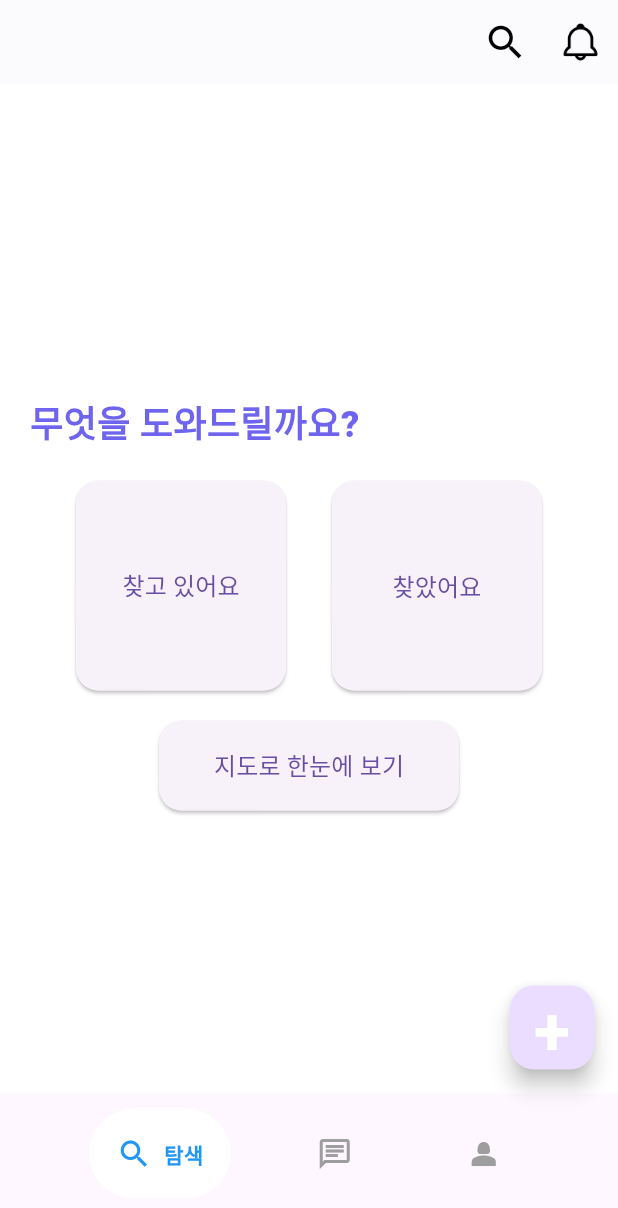
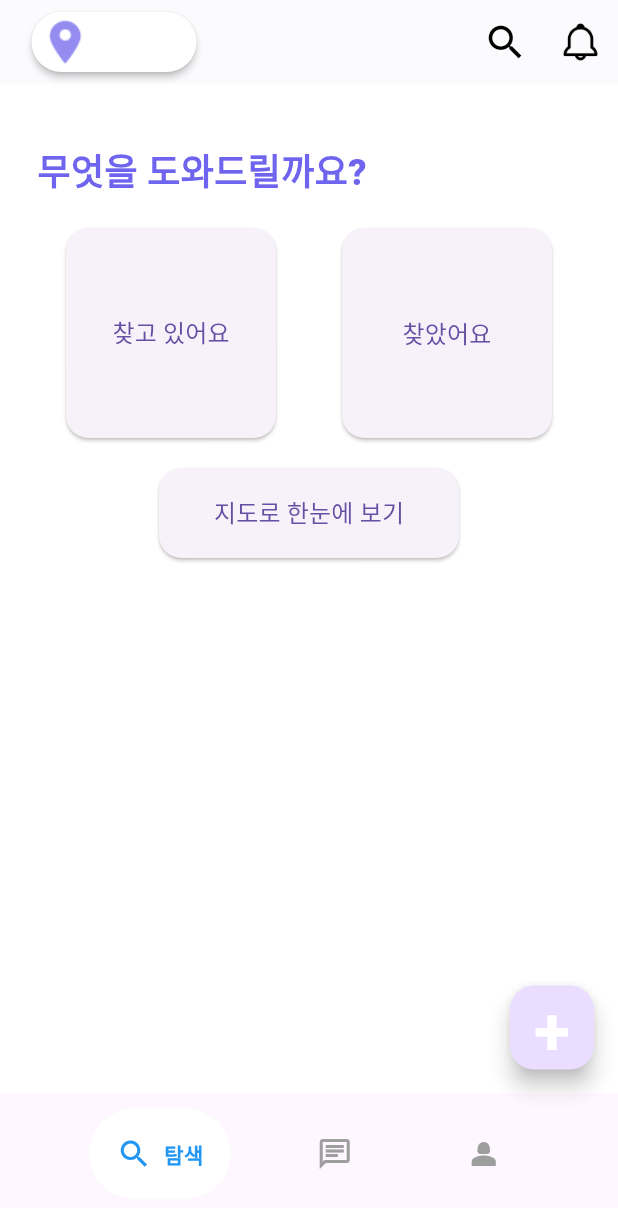
Before and after one commit to Kookutility/isHere-app-front, a Flutter app: the BottomBar screen opened directly, on a phone screen of 412 x 824 dp. Shown: the top 1208 px of the screen. Run offline on Flutter 3.47's test engine with Material 3 defaults, Android fonts, the phone set to English and light mode, and no system bars; drawn by our look-alikes of google_nav_bar; our stand-ins replace percent_indicator; missing offline and left inert: flutter_naver_map; Roboto replaces fonts that are missing (Pretendard-ExtraBold).

Commit message:
12/31 init_Screen.dart 상단바 현재 주소 검색버튼 활성화

```diff
--- a/lib/common/app_bar.dart
+++ b/lib/common/app_bar.dart
@@ -2,20 +2,25 @@ import 'package:flutter/material.dart';
 import 'package:flutter/widgets.dart';
 
 class IsHereAppBar extends StatelessWidget implements PreferredSizeWidget {
+  final VoidCallback? onPressed;
   final VoidCallback? onNotificationPressed;
   final VoidCallback? onSearchPressed;
-
+  final String currentLocation; // 텍스트 (현재 위치 데이터를 불러옴)
+  final bool showButton;
   const IsHereAppBar({
+    this.onPressed,
     this.onNotificationPressed,
     this.onSearchPressed,
+    this.currentLocation = "",// 현재 위치가 보이게 될 텍스트를 생성자 파라미터로 추가
+    this.showButton = false, // init_screen에서만 실행되도록 하는 버튼(현재 지역) 기본값은 false
     Key? key,
   }) : super(key: key);
 
   Widget buildIconButton(Widget child, VoidCallback? onPressed) {
     return InkWell(
       onTap: onPressed,
-      splashColor: Colors.transparent, // 터치했을 때 퍼지는 색을 투명하게 설정
-      highlightColor: Colors.transparent, // 터치했을 때 하이라이트 색을 투명하게 설정
+      splashColor: Colors.transparent,
+      highlightColor: Colors.transparent,
       child: child,
     );
   }
@@ -23,24 +28,54 @@ class IsHereAppBar extends StatelessWidget implements PreferredSizeWidget {
   @override
   Widget build(BuildContext context) {
     return AppBar(
-      backgroundColor: Colors.white, // 배경색을 흰색으로 설정
-      automaticallyImplyLeading: false, // 뒤로 가기 버튼 제거
-      elevation: 0.5, // 그림자 제거
+      backgroundColor: Colors.white,
+      automaticallyImplyLeading: false,
+      elevation: 0.5,
+      title: Padding(
+        padding: const EdgeInsets.only(left: 5.0),
+        child: showButton ? Container( // init_screen에서만 실행되도록 하는 버튼(현재 지역) 기본값은 false
+          width: 110, //버튼크기
+          height: 40, //버튼크기
+          child: ElevatedButton(
+            style: ElevatedButton.styleFrom(
+              primary: Colors.white, // 버튼의 배경색을 흰색으로 설정
+              elevation: 2, // 버튼의 그림자 높이 설정
+              padding: EdgeInsets.zero,// 패딩을 0으로 설정
+              shape: RoundedRectangleBorder(  // 모서리를 둥글게 만들기
+                 borderRadius: BorderRadius.circular(30),  // 높은 값일수록 더 둥글게 됨
+               ),
+            ),
+            onPressed: () {Navigator.of(context).pushNamed('/areaSearch');
+            },
+            child: Row(// Row 위젯을 이용하여 아이콘과 텍스트를 한 줄에 배치
+               children: [
+                 Padding(
+                   padding: EdgeInsets.only(left: 7.5),  // 왼쪽에 5.0만큼의 패딩 추가
+                    child: Image.asset('assets/icons/location_purple.png',
+                     width: 30,
+                     height: 30,
+                ),
+               ),
+              ],
+            ),
+          ),
+        ): Container(), // init_screen이 아니면 빈 컨테이너
+      ),
       actions: <Widget>[
         Padding(
-          padding: const EdgeInsets.only(right: 20.0), // 오른쪽 간격을 20.0으로 설정
+          padding: const EdgeInsets.only(right: 20.0),
           child: buildIconButton(
-            Icon(Icons.search, color: Colors.black, size: 30.0), // 돋보기 아이콘을 기본 아이콘으로 변경
+            Icon(Icons.search, color: Colors.black, size: 30.0),
             onSearchPressed,
           ),
         ),
         Padding(
-          padding: const EdgeInsets.only(right: 10.0), // 오른쪽 간격을 10.0으로 설정
+          padding: const EdgeInsets.only(right: 10.0),
           child: buildIconButton(
             Image.asset(
               'assets/icons/notification_black.png',
-              width: 30, // width를 조절하여 아이콘의 크기를 변경
-              height: 30, // height를 조절하여 아이콘의 크기를 변경
+              width: 30,
+              height: 30,
             ),
             onNotificationPressed,
           ),
--- a/lib/common/basic_layout.dart
+++ b/lib/common/basic_layout.dart
@@ -3,12 +3,13 @@ import 'package:flutter/material.dart';
 class MainLayout extends StatelessWidget {
   final List<Widget> children;
   final FloatingActionButton? floatingActionButton;
-
+  final PreferredSizeWidget? appBar;
   const MainLayout({
-    super.key,
+    Key? key,
     required this.children,
     this.floatingActionButton,
-  });
+    this.appBar,
+  }) : super(key: key);
 
   @override
   Widget build(BuildContext context) {
@@ -17,18 +18,13 @@ class MainLayout extends StatelessWidget {
       child: Scaffold(
         floatingActionButton: floatingActionButton,
         backgroundColor: Colors.white,
+        appBar: appBar,
         body: SafeArea(
-          child: Padding(
-            padding: const EdgeInsets.symmetric(
-              horizontal: 20,
-            ),
-            child: SizedBox(
-              width: MediaQuery.of(context).size.width,
-              height: MediaQuery.of(context).size.height,
-              child: Column(
-                mainAxisAlignment: MainAxisAlignment.spaceEvenly,
-                children: children,
-              ),
+          child: SingleChildScrollView(
+            physics: ClampingScrollPhysics(), // 파란색 바운스 효과 제거
+            child: Column(
+              mainAxisAlignment: MainAxisAlignment.spaceEvenly,
+              children: children,
             ),
           ),
         ),
--- a/lib/const/address.dart
+++ b/lib/const/address.dart
@@ -1,7 +1,25 @@
 /*---------------- pages --------------*/
-const splashScreen = '/';
+const splashScreen = '//';
 const loginScreen = '/login';
+const notificationScreen = '/notification';
+const searchLookingScreen = '/searchLooking';
+const searchFoundScreen = '/searchFound';
+const mapScreen = '/map';
+const writeScreen = '/write';
+const initScreen = '/init';
+const areaSearchScreen ='/areaSearch';
+const home = '/';
+
+//signUp
 const signUpScreen = '/signUp';
+const phoneSignScreen = '/phoneSignUp';
+const verifyphoneScreen = '/verifyPhoneNumSignUp';
+const nickNameScreen = '/nickNameSignUp';
+const condTermScreen = '/conditionAndTermSignUp';
+const bankAccScreen = 'backAccountSignUp';
+const signUpDoneScreen = 'signUpDone';
+const tutorialScreen = 'tutorialSignUp';
+const signUpStepsScreen = 'signUpSteps';
 
 /*---------------- url --------------*/
 
--- a/lib/main.dart
+++ b/lib/main.dart
@@ -1,26 +1,62 @@
 import 'package:flutter/material.dart';
+import 'package:flutter_naver_map/flutter_naver_map.dart';
 import 'package:petdemo/auth_screens/login_screen.dart';
-import 'package:petdemo/auth_screens/sigup_screen.dart';
+
 import 'package:petdemo/auth_screens/splash_screen.dart';
+import 'package:petdemo/main_screens/init_screen.dart';
+import 'package:petdemo/main_screens/search/area_search_screen.dart';
+import 'package:petdemo/main_screens/board/found_board_screen.dart';
+import 'package:petdemo/main_screens/board/looking_board_screen.dart';
+import 'package:petdemo/main_screens/notification_screen.dart';
+import 'package:petdemo/main_screens/map_screen.dart';
+import 'package:petdemo/main_screens/write_screen.dart';
 import 'package:petdemo/const/address.dart';
+import 'package:petdemo/sign_step/pages/back_account.dart';
+import 'package:petdemo/sign_step/pages/condi_term.dart';
+import 'package:petdemo/sign_step/pages/nick_name.dart';
+import 'package:petdemo/sign_step/pages/phone.dart';
+import 'package:petdemo/sign_step/sign_up.dart';
+import 'package:petdemo/sign_step/pages/sign_up_done.dart';
+import 'package:petdemo/sign_step/steps.dart';
+import 'package:petdemo/sign_step/pages/tutorial.dart';
+import 'package:petdemo/sign_step/pages/verifyPhone.dart';
 
-void main() {
+void main() async {
+  WidgetsFlutterBinding.ensureInitialized();
+  await NaverMapSdk.instance
+      .initialize(clientId: 'raopvm5gte'); // NaverMapSdk 초기화
   runApp(const IsHere());
 }
 
 class IsHere extends StatelessWidget {
-  const IsHere({super.key});
+  const IsHere({Key? key}) : super(key: key);
 
   @override
   Widget build(BuildContext context) {
     return MaterialApp(
       title: 'isHere',
       debugShowCheckedModeBanner: false,
-      initialRoute: splashScreen,
+      initialRoute: home,
       routes: {
+        home: (context) => SignUpScreen(),
+        initScreen: (context) => const InitScreen(),
         splashScreen: (context) => const SplashScreen(),
         loginScreen: (context) => const LogInScreen(),
-        signUpScreen: (context) => const SignUpScreen(),
+        notificationScreen: (context) => const NotificationScreen(),
+        searchLookingScreen: (context) => const SearchLookingScreen(),
+        searchFoundScreen: (context) => const SearchFoundScreen(),
+        mapScreen: (context) => const MapScreen(),
+        writeScreen: (context) => const WriteScreen(),
+        areaSearchScreen: (context) => const AreaSeacrhScreen(),
+        //signUp
+        signUpStepsScreen: (context) => SignUpStepsScreen(),
+        phoneSignScreen: (context) => PhoneSignScreen(),
+        verifyphoneScreen: (context) => VerifyPhoneScreen(),
+        nickNameScreen: (context) => NickNameScreen(),
+        condTermScreen: (context) => CondTermScreen(),
+        bankAccScreen: (context) => BankAccountScreen(),
+        signUpDoneScreen: (context) => SignUpDoneScreen(),
+        tutorialScreen: (context) => TutorialScreen(),
       },
     );
   }
--- a/lib/main_screens/search_screen.dart
+++ b/lib/main_screens/board/board_screen.dart
@@ -31,7 +31,7 @@ class SearchScreen extends StatelessWidget {
                 children: [
                   SizedBox(height: 40),
                   Text(
-                    '무엇을 도와드릴까요?',
+                    '    무엇을 도와드릴까요?',
                     style: TextStyle(
                       fontFamily: 'Pretendard-ExtraBold',
                       fontWeight: FontWeight.w800,
--- a/lib/main_screens/common/bottom_nav.dart
+++ b/lib/main_screens/common/bottom_nav.dart
@@ -2,7 +2,7 @@ import 'package:flutter/material.dart';
 import 'package:petdemo/main_screens/chat_screen.dart';
 import 'package:petdemo/main_screens/common/bottom_nav_design.dart';
 import 'package:petdemo/main_screens/my_screen.dart';
-import 'package:petdemo/main_screens/search_screen.dart';
+import 'package:petdemo/main_screens/board/board_screen.dart';
 
 class BottomBar extends StatefulWidget {
   const BottomBar({super.key});
--- a/lib/main_screens/init_screen.dart
+++ b/lib/main_screens/init_screen.dart
@@ -3,10 +3,10 @@ import 'package:petdemo/common/app_bar.dart';
 import 'package:petdemo/main_screens/chat_screen.dart';
 import 'package:petdemo/main_screens/common/bottom_nav_design.dart';
 import 'package:petdemo/main_screens/my_screen.dart';
-import 'package:petdemo/main_screens/search_screen.dart';
+import 'package:petdemo/main_screens/board/board_screen.dart';
 
 
-//초기실행화면, 탐색(search)화면의 상단바와 하단바 유지 main은 searchscreen
+//초기실행화면, 탐색(search)화면의 상단바와 하단바 유지 main은 boardscreen
 
 class InitScreen extends StatelessWidget {
   const InitScreen({Key? key}) : super(key: key);
@@ -48,6 +48,8 @@ class BottomBar extends StatefulWidget {
           onSearchPressed: () {
             // 검색 아이콘이 눌렸을 때의 동작
           },
+          currentLocation: "현재 위치",// 현재 위치를 표시할 텍스트
+          showButton: selectedIndex == 0,// init_screen에서만 현재위치버튼이 활성화
         ),
         bottomNavigationBar: BottomNavDesign(
           onTabChange: (index) => navigateBottomBar(index),
--- /dev/null
+++ b/lib/main_screens/search/area_search_screen.dart
@@ -0,0 +1,13 @@
+import 'package:flutter/widgets.dart';
+import 'package:petdemo/common/basic_layout.dart';
+
+class AreaSeacrhScreen extends StatelessWidget {
+  const AreaSeacrhScreen({super.key});
+//상단바에서 게시판 지역 검색
+  @override
+  Widget build(BuildContext context) {
+    return MainLayout(
+      children: [Text('AreaSeacrhScreen')],
+    );
+  }
+}
```
Also changed, not shown: lib/main_screens/board/found_board_screen.dart (renamed from lib/main_screens/search_found_screen.dart), lib/main_screens/board/looking_board_screen.dart (renamed from lib/main_screens/search_looking_screen.dart), pubspec.lock, 2 other files.
